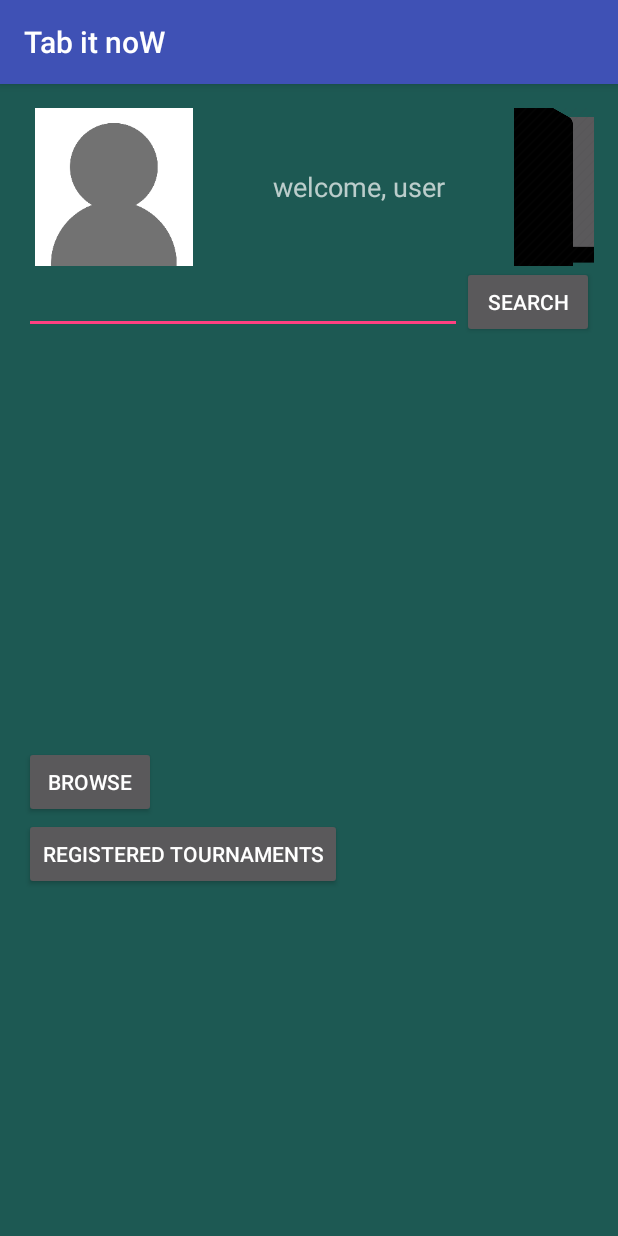
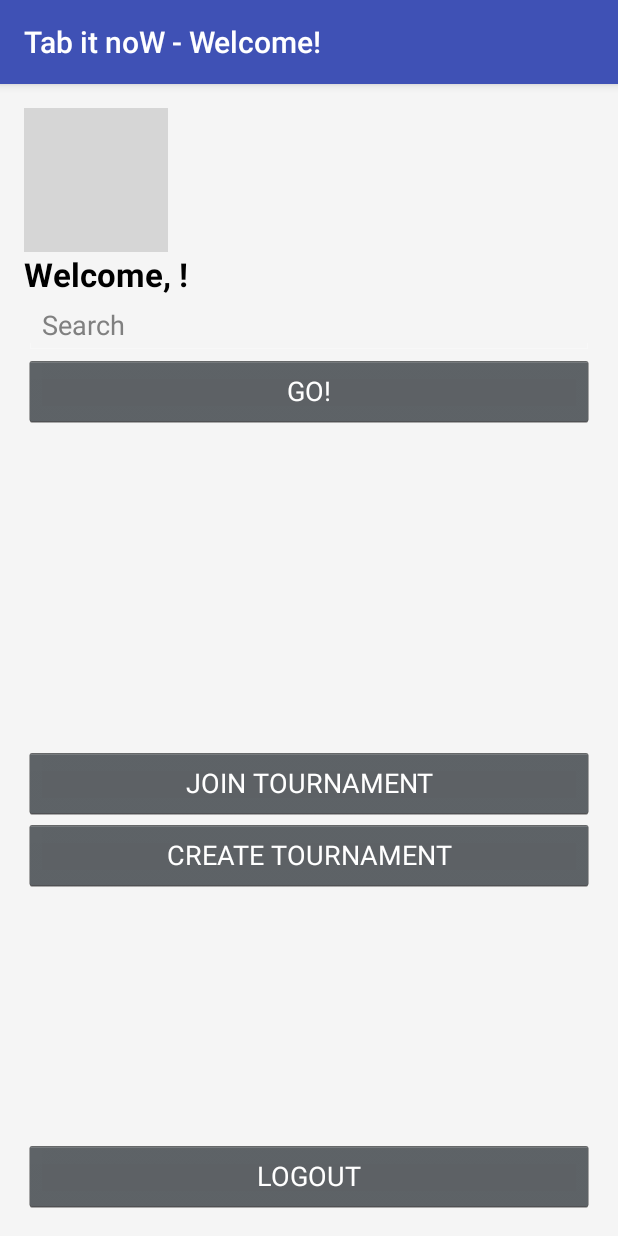
Before and after one commit to mochow13/TabItNow, an Android app: the screen it shows after launch (AfterLoginActivity), after a tap on "LOGIN", on a phone screen of 412 x 824 dp. Run offline under Robolectric (Android 15) with nearby library versions, the phone set to English and light mode, and no system bars; grey boxes are pictures that could not be loaded.

Commit message:
Added 'Create Tournament', changed 'After Login'.

```diff
--- a/app/src/main/java/com/example/mottakin/tabitnow/AfterLoginActivity.java
+++ b/app/src/main/java/com/example/mottakin/tabitnow/AfterLoginActivity.java
@@ -8,6 +8,7 @@ import android.support.v7.app.AppCompatActivity;
 import android.support.v7.widget.Toolbar;
 import android.view.LayoutInflater;
 import android.view.View;
+import android.widget.Button;
 import android.widget.ImageButton;
 import android.widget.PopupWindow;
 import android.widget.TextView;
@@ -15,8 +16,9 @@ import android.widget.TextView;
 public class AfterLoginActivity extends AppCompatActivity {
 
     TextView receivedUsername;
-    private ImageButton down;
-    private ImageButton out;
+
+    Button joinTournamentButton;
+    Button createTournamentButton;
 
     @Override
     protected void onCreate(Bundle savedInstanceState) {
@@ -25,26 +27,42 @@ public class AfterLoginActivity extends AppCompatActivity {
         Toolbar toolbar = (Toolbar) findViewById(R.id.toolbar);
         setSupportActionBar(toolbar);
 
-        down= (ImageButton) findViewById(R.id.down);
+        createTournamentButton=(Button)findViewById(R.id.btnCreateTournament);
 
-        down.setOnClickListener(new View.OnClickListener()
-        {
-            public void onClick(View v)
-            {
-                startActivity(new Intent(AfterLoginActivity.this, pop.class));
+        createTournamentButton.setOnClickListener(new View.OnClickListener() {
+            @Override
+
+            public void onClick(View v) {
+
+                Intent intent=new Intent(AfterLoginActivity.this,CreateTournamentActivity.class);
+
+                startActivity(intent);
             }
-        }
-        );
-        out= (ImageButton) findViewById(R.id.logout);
+        });
 
-        out.setOnClickListener(new View.OnClickListener()
-            {
-                public void onClick(View v)
-                {
-                    startActivity(new Intent(AfterLoginActivity.this, splashClass.class));
-                }
-            }
-        );
+        receivedUsername=(TextView)findViewById(R.id.welcomUserTextView);
+        receivedUsername.setText("Welcome, "+getIntent().getStringExtra("USER_NAME")+"!");
+
+//        down= (ImageButton) findViewById(R.id.down);
+//
+//        down.setOnClickListener(new View.OnClickListener()
+//        {
+//            public void onClick(View v)
+//            {
+//                startActivity(new Intent(AfterLoginActivity.this, pop.class));
+//            }
+//        }
+//        );
+//        out= (ImageButton) findViewById(R.id.logout);
+//
+//        out.setOnClickListener(new View.OnClickListener()
+//            {
+//                public void onClick(View v)
+//                {
+//                    startActivity(new Intent(AfterLoginActivity.this, splashClass.class));
+//                }
+//            }
+//        );
 
 //        FloatingActionButton fab = (FloatingActionButton) findViewById(R.id.fab);
 //        fab.setOnClickListener(new View.OnClickListener() {
@@ -55,8 +73,6 @@ public class AfterLoginActivity extends AppCompatActivity {
 //            }
 //        });
 
-        //receivedUsername=(TextView)findViewById(R.id.welcomUserTextView);
-        //receivedUsername.setText("Welcome, "+getIntent().getStringExtra("USER_NAME"));
 
     }
 
--- a/app/src/main/res/layout/content_after_login.xml
+++ b/app/src/main/res/layout/content_after_login.xml
@@ -1,5 +1,8 @@
 <?xml version="1.0" encoding="utf-8"?>
 <RelativeLayout xmlns:android="http://schemas.android.com/apk/res/android"
+    android:id="@+id/mainLayout"
+    android:descendantFocusability="beforeDescendants"
+    android:focusableInTouchMode="true"
     xmlns:app="http://schemas.android.com/apk/res-auto"
     xmlns:tools="http://schemas.android.com/tools"
     android:layout_width="match_parent"
@@ -11,104 +14,113 @@
     app:layout_behavior="@string/appbar_scrolling_view_behavior"
     tools:context="com.example.mottakin.tabitnow.AfterLoginActivity"
     tools:showIn="@layout/activity_after_login"
-    android:background="@color/highlighted_text_material_light">
+    android:background="@color/material_grey_100"
+    android:theme="@android:style/Theme.Holo">
 
     <LinearLayout
         android:orientation="vertical"
         android:layout_width="match_parent"
-        android:layout_height="match_parent">
+        android:layout_height="match_parent"
+        android:layout_alignParentTop="true"
+        android:layout_centerHorizontal="true"
+        android:weightSum="2">
 
         <LinearLayout
-            android:orientation="horizontal"
+            android:orientation="vertical"
             android:layout_width="match_parent"
-            android:layout_height="match_parent"
-            android:layout_weight="3">
+            android:layout_height="wrap_content"
+            android:layout_gravity="center_horizontal"
+            android:weightSum="1">
 
-            <ImageView
-                android:layout_width="match_parent"
-                android:layout_height="match_parent"
-                android:id="@+id/imageView"
-                android:src="@drawable/user_icon"
-                android:layout_weight="3"
-                android:foregroundGravity="center" />
+            <LinearLayout
+                android:orientation="horizontal"
+                android:layout_width="wrap_content"
+                android:layout_height="wrap_content"
+                android:layout_gravity="top|right">
+
+            </LinearLayout>
+
+            <LinearLayout
+                android:orientation="vertical"
+                android:layout_width="wrap_content"
+                android:layout_height="wrap_content"
+                android:weightSum="1">
+
+                <ImageView
+                    android:layout_width="wrap_content"
+                    android:layout_height="wrap_content"
+                    android:id="@+id/imageView"
+                    android:src="@drawable/happy" />
+            </LinearLayout>
 
             <TextView
-                android:layout_width="match_parent"
-                android:layout_height="match_parent"
-                android:textAppearance="?android:attr/textAppearanceMedium"
-                android:text="welcome, user"
-                android:id="@+id/textView2"
-                android:layout_weight="2"
-                android:gravity="center" />
-
-            <ImageButton
                 android:layout_width="wrap_content"
                 android:layout_height="wrap_content"
-                android:id="@+id/down"
-                android:layout_weight="3"
-                android:src="@drawable/arrow_down" />
-
-            <ImageButton
-                android:layout_width="match_parent"
-                android:layout_height="match_parent"
-                android:id="@+id/logout"
-                android:layout_weight="3"
-                android:src="@drawable/logout512" />
-
-        </LinearLayout>
-
-        <LinearLayout
-            android:orientation="horizontal"
-            android:layout_width="match_parent"
-            android:layout_height="fill_parent"
-            android:layout_weight="3">
+                android:textAppearance="?android:attr/textAppearanceLarge"
+                android:id="@+id/welcomUserTextView"
+                android:textStyle="bold"
+                android:textColor="@android:color/black" />
 
             <EditText
-                android:layout_width="wrap_content"
-                android:layout_height="wrap_content"
-                android:id="@+id/editText8"
-                android:layout_weight="1" />
+                android:layout_width="fill_parent"
+                android:layout_height="fill_parent"
+                android:id="@+id/searchTextField"
+                android:layout_gravity="bottom|center_horizontal"
+                android:gravity="bottom"
+                android:hint="Search" />
+
+            <LinearLayout
+                android:orientation="horizontal"
+                android:layout_width="match_parent"
+                android:layout_height="wrap_content">
+
+            </LinearLayout>
 
             <Button
-                android:layout_width="wrap_content"
+                android:layout_width="fill_parent"
                 android:layout_height="wrap_content"
-                android:text="search"
-                android:id="@+id/button" />
+                android:text="GO!"
+                android:id="@+id/btnSearch"
+                android:textColor="@color/abc_primary_text_material_dark" />
+
         </LinearLayout>
 
         <LinearLayout
             android:orientation="vertical"
             android:layout_width="match_parent"
-            android:layout_height="match_parent"
-            android:layout_weight="1">
-
-            <LinearLayout
-                android:orientation="vertical"
-                android:layout_width="match_parent"
-                android:layout_height="match_parent"
-                android:layout_gravity="center_horizontal"
-                android:layout_weight="1"></LinearLayout>
+            android:layout_height="fill_parent"
+            android:weightSum="1"
+            android:gravity="center">
 
             <Button
-                android:layout_width="wrap_content"
+                android:layout_width="match_parent"
                 android:layout_height="wrap_content"
-                android:text="Browse"
-                android:id="@+id/button5" />
+                android:text="JOIN TOURNAMENT"
+                android:id="@+id/btnJoinTournament"
+                android:layout_gravity="center_horizontal"
+                android:backgroundTintMode="multiply"
+                android:textColor="@color/abc_primary_text_material_dark" />
 
             <Button
-                android:layout_width="wrap_content"
+                android:layout_width="fill_parent"
                 android:layout_height="wrap_content"
-                android:text="Registered Tournaments"
-                android:id="@+id/button4" />
-
-            <LinearLayout
-                android:orientation="vertical"
-                android:layout_width="match_parent"
-                android:layout_height="match_parent"
+                android:text="CREATE TOURNAMENT"
+                android:id="@+id/btnCreateTournament"
                 android:layout_gravity="center_horizontal"
-                android:layout_weight="1"></LinearLayout>
+                android:textColor="@color/abc_primary_text_material_dark" />
 
         </LinearLayout>
+
     </LinearLayout>
 
+    <Button
+        android:layout_width="fill_parent"
+        android:layout_height="wrap_content"
+        android:text="LOGOUT"
+        android:id="@+id/btnLogout"
+        android:textColor="@color/abc_primary_text_material_dark"
+        android:layout_alignParentBottom="true"
+        android:layout_alignParentLeft="true"
+        android:layout_alignParentStart="true" />
+
 </RelativeLayout>
--- a/app/src/main/res/layout/content_registration.xml
+++ b/app/src/main/res/layout/content_registration.xml
@@ -1,5 +1,8 @@
 <?xml version="1.0" encoding="utf-8"?>
 <RelativeLayout xmlns:android="http://schemas.android.com/apk/res/android"
+    android:id="@+id/mainLayout"
+    android:descendantFocusability="beforeDescendants"
+    android:focusableInTouchMode="true"
     xmlns:app="http://schemas.android.com/apk/res-auto"
     xmlns:tools="http://schemas.android.com/tools"
     android:layout_width="match_parent"
@@ -10,7 +13,8 @@
     android:paddingTop="@dimen/activity_vertical_margin"
     app:layout_behavior="@string/appbar_scrolling_view_behavior"
     tools:context="com.example.mottakin.tabitnow.RegistrationActivity"
-    tools:showIn="@layout/activity_registration">
+    tools:showIn="@layout/activity_registration"
+    android:theme="@android:style/Theme.Holo">
 
     <LinearLayout
         android:orientation="vertical"
--- a/app/src/main/res/layout/splash.xml
+++ b/app/src/main/res/layout/splash.xml
@@ -1,5 +1,8 @@
 <?xml version="1.0" encoding="utf-8"?>
 <RelativeLayout xmlns:android="http://schemas.android.com/apk/res/android"
+    android:id="@+id/mainLayout"
+    android:descendantFocusability="beforeDescendants"
+    android:focusableInTouchMode="true"
     xmlns:tools="http://schemas.android.com/tools"
     android:layout_width="match_parent"
     android:layout_height="match_parent"
--- a/app/src/main/res/values/colors.xml
+++ b/app/src/main/res/values/colors.xml
@@ -2,5 +2,5 @@
 <resources>
     <color name="colorPrimary">#3F51B5</color>
     <color name="colorPrimaryDark">#303F9F</color>
-    <color name="colorAccent">#FF4081</color>
+    <color name="colorAccent">#ff4081</color>
 </resources>
```
Also changed, not shown: app/src/main/AndroidManifest.xml (+7 -4 lines), app/src/main/java/com/example/mottakin/tabitnow/CreateTournamentActivity.java (added, +29 -0 lines), app/src/main/res/layout/activity_create_tournament.xml (added, +34 -0 lines), app/src/main/res/layout/content_create_tournament.xml (added, +19 -0 lines), app/src/main/res/values/strings.xml (+4 -3 lines), app/src/main/res/drawable/logout512.png (deleted).
